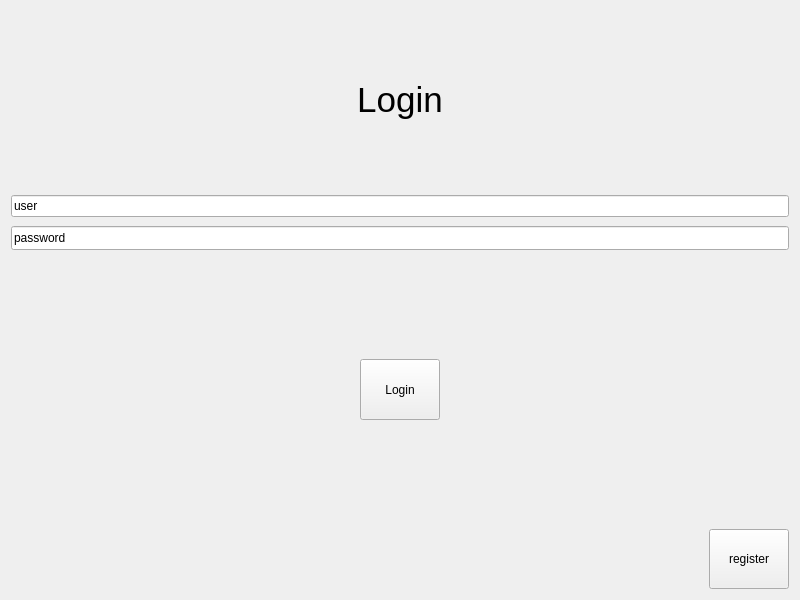
Ancellie/organizer_on_qt, file loginwindow.ui: the form before one commit.
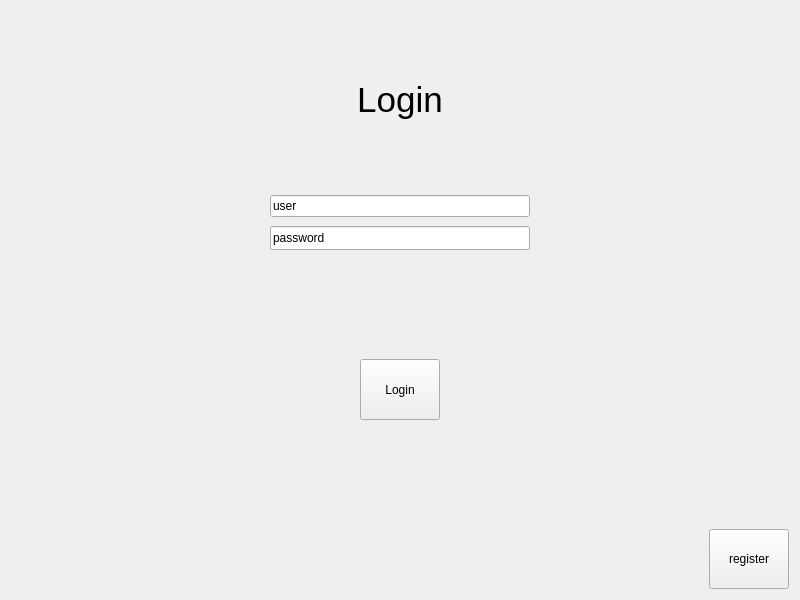
The form after the commit.

Patch:
```diff
--- a/loginwindow.ui
+++ b/loginwindow.ui
@@ -28,6 +28,21 @@
     </widget>
    </item>
    <item>
+    <layout class="QHBoxLayout" name="horizontalLayout_2">
+     <item>
+      <spacer name="horizontalSpacer_5">
+       <property name="orientation">
+        <enum>Qt::Horizontal</enum>
+       </property>
+       <property name="sizeHint" stdset="0">
+        <size>
+         <width>40</width>
+         <height>20</height>
+        </size>
+       </property>
+      </spacer>
+     </item>
+     <item>
     <layout class="QVBoxLayout" name="verticalLayout" stretch="0,0">
      <property name="spacing">
       <number>9</number>
@@ -90,6 +105,21 @@
         <string>password</string>
        </property>
       </widget>
+       </item>
+      </layout>
+     </item>
+     <item>
+      <spacer name="horizontalSpacer_4">
+       <property name="orientation">
+        <enum>Qt::Horizontal</enum>
+       </property>
+       <property name="sizeHint" stdset="0">
+        <size>
+         <width>40</width>
+         <height>20</height>
+        </size>
+       </property>
+      </spacer>
      </item>
     </layout>
    </item>
```
Lines whose indentation alone changed are shown as unchanged.
